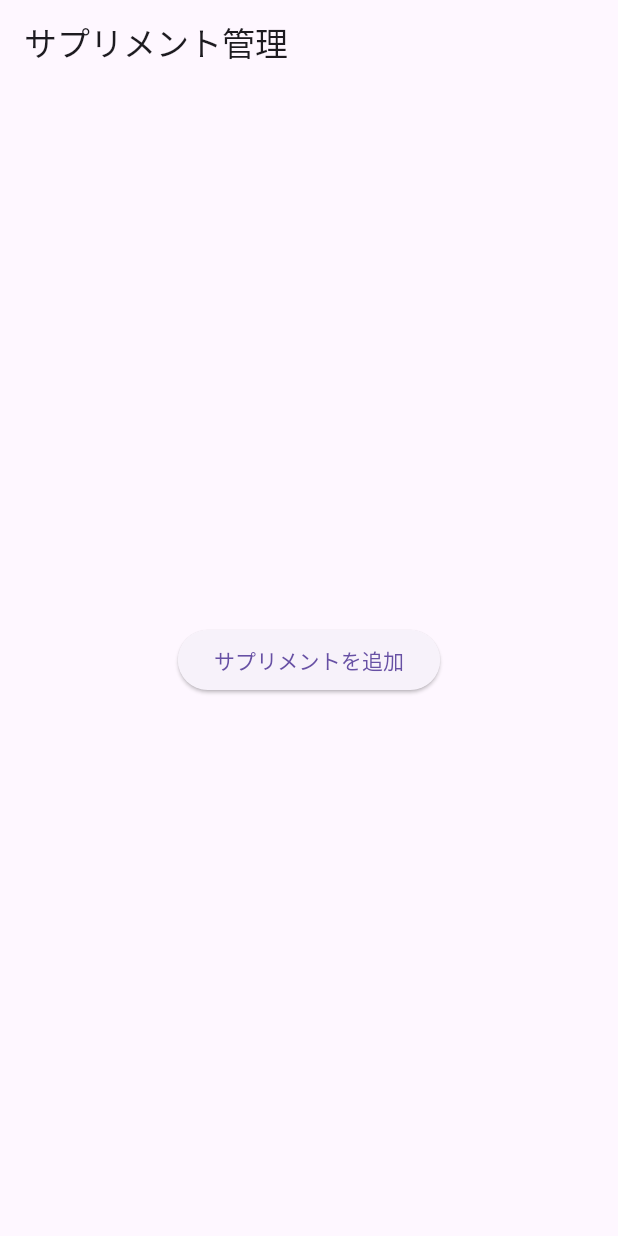
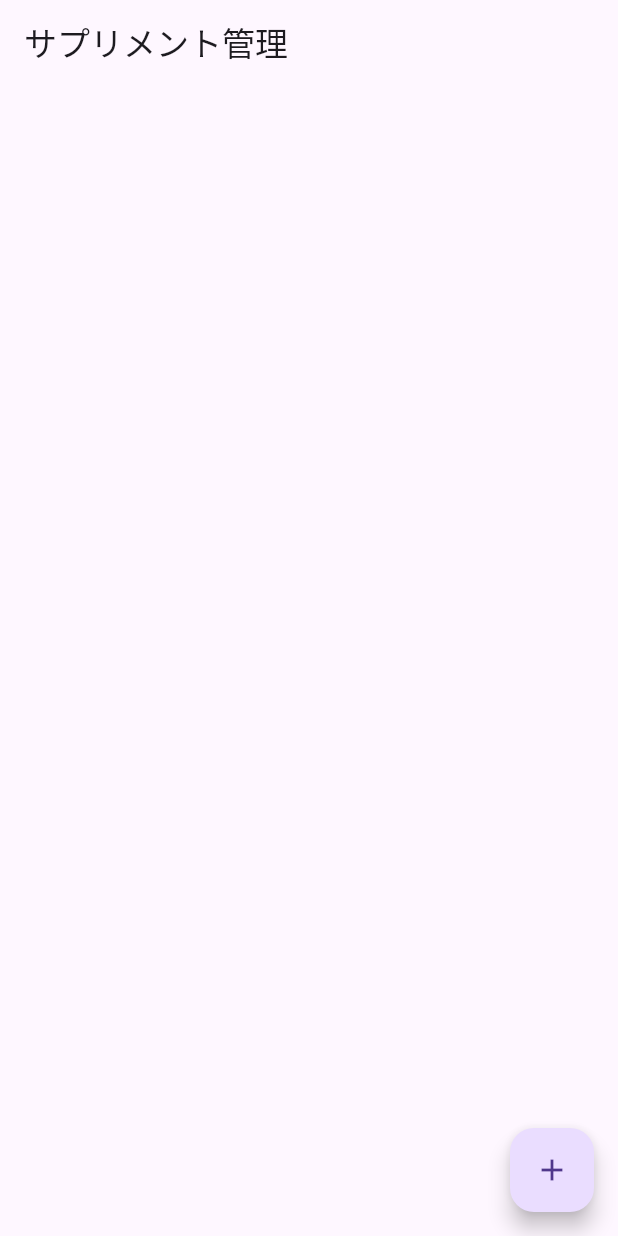
Before and after one commit to gusiken0604/supplement_zan, a Flutter app: the screen it shows after launch, on a phone screen of 412 x 824 dp. Run offline on Flutter 3.47's test engine with Material 3 defaults, Android fonts, the light colour scheme and no system bars; our stand-ins replace sqflite; accounts and stored records are empty.

Commit message:
サプリメント追加ボタンをシンプルにして右下に配置

```diff
--- a/lib/screens/home_screen.dart
+++ b/lib/screens/home_screen.dart
@@ -10,12 +10,18 @@ class HomeScreen extends StatelessWidget {
         title: const Text('サプリメント管理'),
       ),
       body: Center(
-        child: ElevatedButton(
-          onPressed: () {
-            // サプリメント追加画面に遷移
-          },
-          child: const Text('サプリメントを追加'),
-        ),
+        // child: ElevatedButton(
+        //   onPressed: () {
+        //     // サプリメント追加画面に遷移
+        //   },
+        //   child: const Text('サプリメントを追加'),
+        // ),
+      ),
+       floatingActionButton: FloatingActionButton(
+        onPressed: () {
+          // ボタンが押されたときの処理をここに追加
+        },
+        child: const Icon(Icons.add),
       ),
     );
   }
```
Also changed, not shown: 3 other files.
